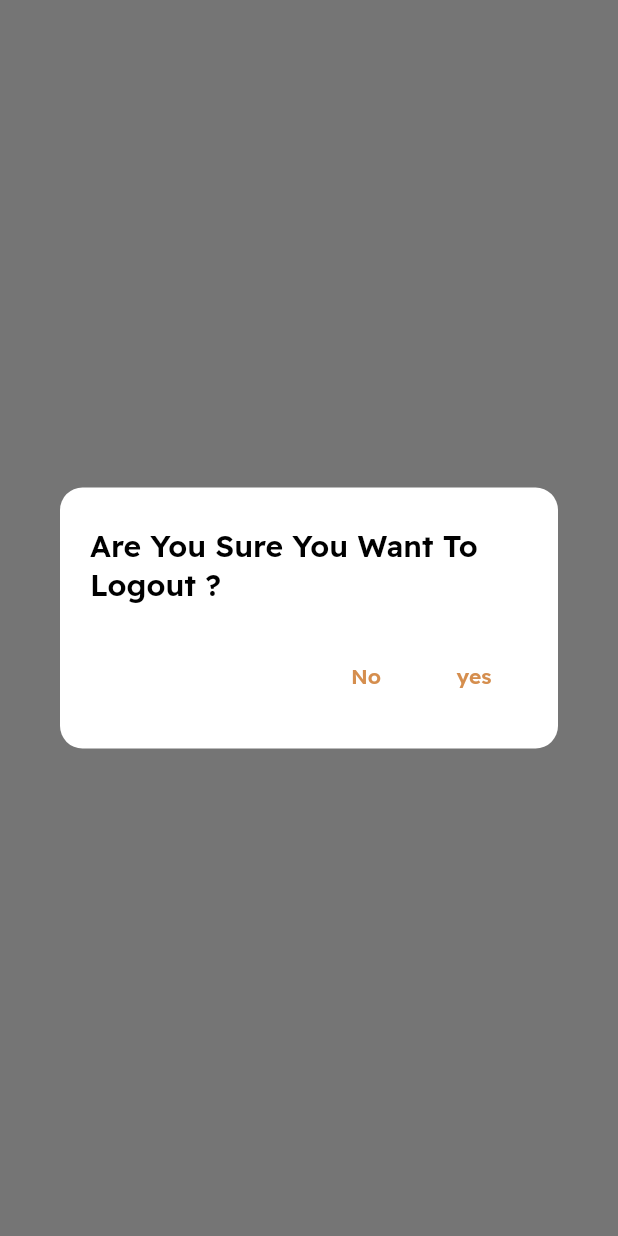
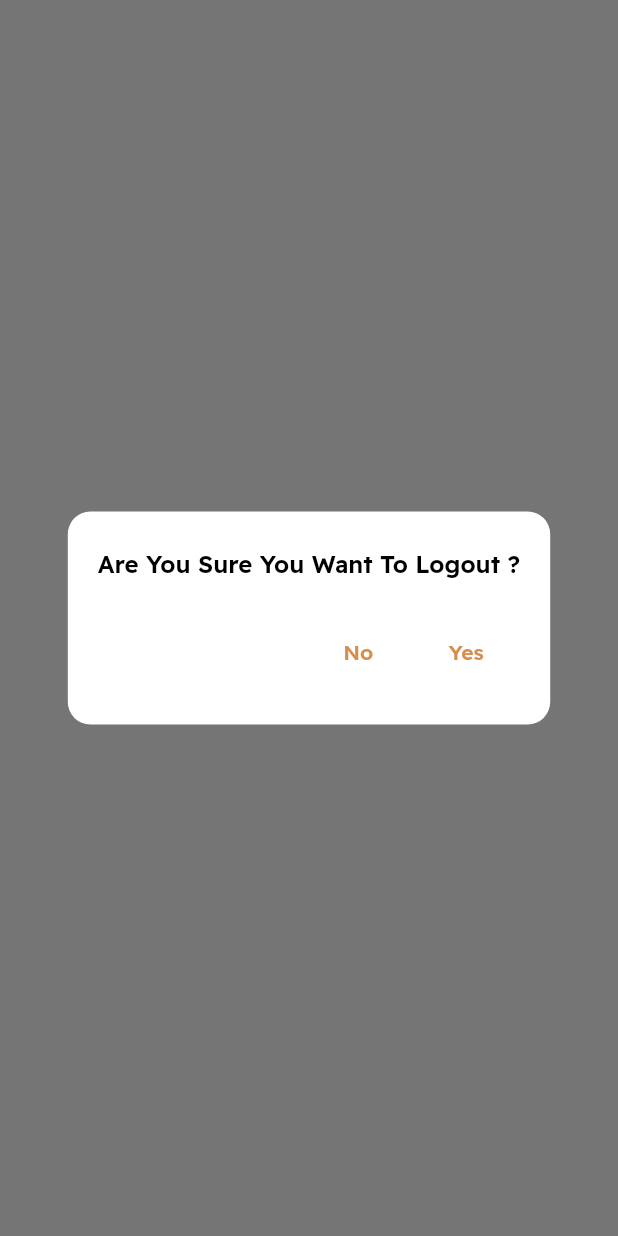
Before and after one commit to Sri-Satya-M/talaqa_user_app, a Flutter app: what open() shows on an empty page, opened directly, on a phone screen of 412 x 824 dp. Run offline on Flutter 3.47's test engine with Material 3 defaults, Android fonts, the phone set to English and light mode, and no system bars; our stand-ins replace cached_network_image, csc_picker, dio, dotted_decoration, dotted_line, expandable_page_view and 20 more; missing offline and left inert: agora_chat_sdk, agora_rtc_engine, amazon_payfort, flutter_date_pickers, flutter_portal, map_launcher and 2 more; accounts and stored records are empty; network calls fail.

Commit message:
Refactor code

```diff
--- a/lib/locale/english.dart
+++ b/lib/locale/english.dart
@@ -345,7 +345,7 @@ const englishTranslations = {
   Strings.writeReview: 'write Review',
   Strings.years: 'Years',
   Strings.yearsExp: 'Years Exp',
-  Strings.yes: 'yes',
+  Strings.yes: 'Yes',
   Strings.yourEmailIdHasBeenSuccessfullyVerified:
       'your Email ID Has Been Successfully Verified',
   Strings.yourLanguage: 'Your Language',
--- a/lib/ui/widgets/confirm_logout.dart
+++ b/lib/ui/widgets/confirm_logout.dart
@@ -23,7 +23,7 @@ class ConfirmLogout {
           elevation: 5,
           content: Text(
             '${langBloc.getString(Strings.areYouSureYouWantToLogout)} ?',
-            style: textTheme.headlineSmall,
+            style: textTheme.displaySmall,
           ),
           actions: [
             TextButton(
--- a/lib/ui/widgets/success_screen.dart
+++ b/lib/ui/widgets/success_screen.dart
@@ -131,7 +131,7 @@ class _SuccessScreenState extends State<SuccessScreen>
                       textAlign: TextAlign.center,
                       style: textTheme.displaySmall,
                     ),
-                    const SizedBox(height: 24),
+                    const SizedBox(height: 12),
                     Text(
                       widget.subtitle ?? '',
                       textAlign: TextAlign.center,
```
